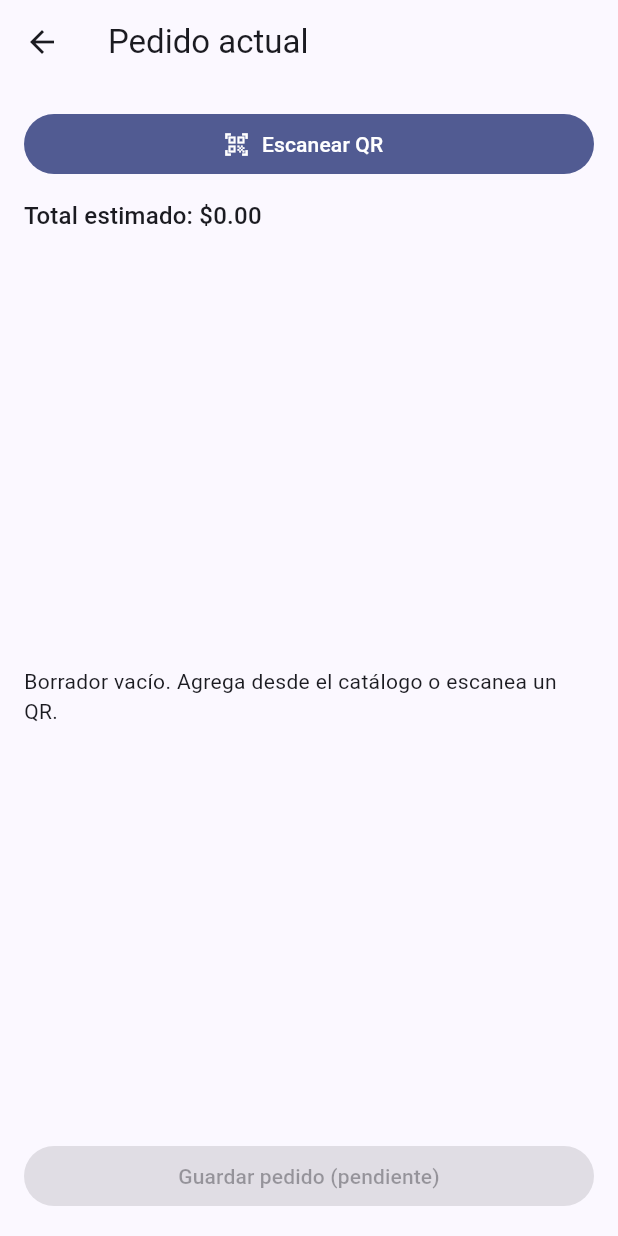
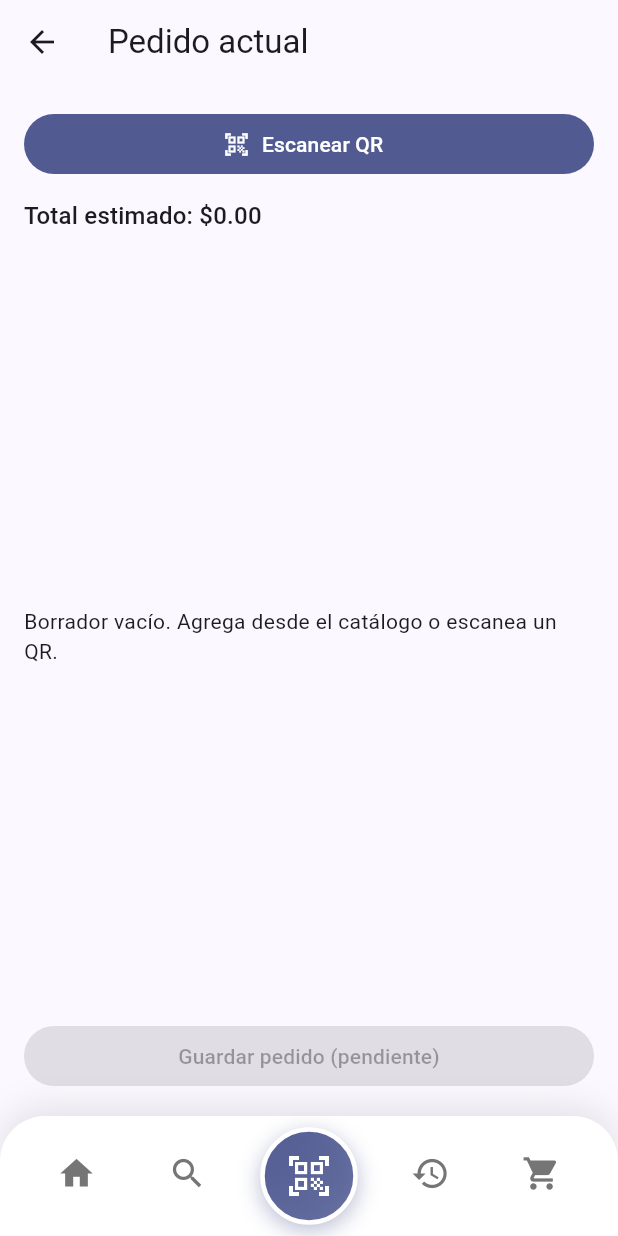
Before and after one commit to MidoriAC/develsystems-qr-orders, a Flutter app: the OrderScreen screen opened by its route, on a phone screen of 412 x 824 dp. Run offline on Flutter 3.47's test engine with Material 3 defaults, Android fonts, the phone set to English and light mode, and no system bars; our stand-ins replace dio, flutter_dotenv, flutter_riverpod, go_router, sqflite; accounts and stored records are empty; network calls fail.

Commit message:
feat: Cambio en manejo de rutas, renombre de app

```diff
--- a/lib/config/router.dart
+++ b/lib/config/router.dart
@@ -1,14 +1,26 @@
+import 'package:develsystems_qr_orders/features/shared/presentation/main_layout.dart';
+import 'package:flutter/material.dart';
 import 'package:go_router/go_router.dart';
 
 import '../features/catalog/presentation/screens/catalog_screen.dart';
 import '../features/orders/presentation/screens/history_screen.dart';
 import '../features/orders/presentation/screens/order_screen.dart';
 
+final _shellNavigatorKey = GlobalKey<NavigatorState>();
+
 final appRouter = GoRouter(
   initialLocation: '/',
   routes: [
-    GoRoute(path: '/', builder: (_, __) => const CatalogScreen()),
-    GoRoute(path: '/order', builder: (_, __) => const OrderScreen()),
-    GoRoute(path: '/history', builder: (_, __) => const HistoryScreen()),
+    ShellRoute(
+      navigatorKey: _shellNavigatorKey,
+      builder: (context, state, child) {
+        return MainLayout(child: child);
+      },
+      routes: [
+        GoRoute(path: '/', builder: (_, __) => const CatalogScreen()),
+        GoRoute(path: '/order', builder: (_, __) => const OrderScreen()),
+        GoRoute(path: '/history', builder: (_, __) => const HistoryScreen()),
+      ],
+    ),
   ],
 );
--- /dev/null
+++ b/lib/features/shared/presentation/main_layout.dart
@@ -0,0 +1,22 @@
+import 'package:develsystems_qr_orders/features/shared/widgets/bottom_navigation_menu.dart';
+import 'package:flutter/material.dart';
+import 'package:flutter_riverpod/flutter_riverpod.dart';
+
+class MainLayout extends ConsumerWidget {
+  final Widget child;
+
+  const MainLayout({
+    super.key,
+    required this.child,
+  });
+
+  @override
+  Widget build(BuildContext context, WidgetRef ref) {
+    return SafeArea(
+      child: Scaffold(
+        body: child,
+        bottomNavigationBar: const BottomNavigationMenu(),
+      ),
+    );
+  }
+}
--- /dev/null
+++ b/lib/features/shared/widgets/bottom_navigation_menu.dart
@@ -0,0 +1,179 @@
+import 'package:develsystems_qr_orders/features/catalog/presentation/providers/catalog_providers.dart';
+import 'package:develsystems_qr_orders/features/orders/presentation/providers/draft_providers.dart';
+import 'package:develsystems_qr_orders/features/scan/presentation/scan_providers.dart';
+import 'package:flutter/material.dart';
+import 'package:flutter_riverpod/flutter_riverpod.dart';
+import 'package:go_router/go_router.dart';
+import 'package:qr_bridge/qr_bridge.dart';
+
+class BottomNavigationMenu extends ConsumerStatefulWidget {
+  const BottomNavigationMenu({super.key});
+
+  @override
+  ConsumerState<BottomNavigationMenu> createState() =>
+      _BottomNavigationMenuState();
+}
+
+class _BottomNavigationMenuState extends ConsumerState<BottomNavigationMenu> {
+  Future<void> _scan() async {
+    try {
+      final id = await ref.read(qrBridgeProvider).scanProduct();
+      final product = await ref.read(catalogRepositoryProvider).findById(id);
+      if (!mounted) return;
+      if (product == null) {
+        ScaffoldMessenger.of(context).showSnackBar(
+          SnackBar(
+              content: Text(
+                  'Producto $id no encontrado o no disponible sin conexión')),
+        );
+        return;
+      }
+      ref.read(draftProvider.notifier).addProduct(product);
+    } on QrScanException catch (e) {
+      if (!mounted || e.code == QrScanCodes.cancelled) return;
+      final msg = switch (e.code) {
+        QrScanCodes.permissionDenied =>
+          'Permiso de cámara denegado. Concédelo para escanear.',
+        QrScanCodes.cameraUnavailable =>
+          'Cámara no disponible en este momento.',
+        QrScanCodes.invalidQr =>
+          'QR inválido. Usa el formato product:{id} (ej. product:1).',
+        QrScanCodes.scanInProgress => 'Ya hay una lectura en curso.',
+        _ => 'Error de lectura: ${e.message}',
+      };
+      ScaffoldMessenger.of(context).showSnackBar(SnackBar(content: Text(msg)));
+    }
+  }
+
+  @override
+  Widget build(BuildContext context) {
+    final location = GoRouterState.of(context).matchedLocation;
+    final currentIndex = _calculateSelectedIndex(location);
+
+    return Container(
+      height: 80,
+      decoration: BoxDecoration(
+        color: Colors.white,
+        borderRadius: const BorderRadius.only(
+          topLeft: Radius.circular(30),
+          topRight: Radius.circular(30),
+        ),
+        boxShadow: [
+          BoxShadow(
+            color: Colors.black.withOpacity(0.1),
+            blurRadius: 20,
+            offset: const Offset(0, -5),
+          ),
+        ],
+      ),
+      child: Stack(
+        children: [
+          Padding(
+            padding: const EdgeInsets.only(top: 15),
+            child: Row(
+              mainAxisAlignment: MainAxisAlignment.spaceEvenly,
+              crossAxisAlignment: CrossAxisAlignment.center,
+              children: [
+                _buildNavItem(
+                  context,
+                  icon: Icons.home,
+                  isSelected: currentIndex == 0,
+                  onTap: () => context.go('/'),
+                ),
+                _buildNavItem(
+                  context,
+                  icon: Icons.search,
+                  isSelected: currentIndex == 1,
+                  onTap: () => context.go('/'),
+                ),
+                const SizedBox(width: 60),
+                _buildNavItem(
+                  context,
+                  icon: Icons.history,
+                  isSelected: currentIndex == 2,
+                  onTap: () => context.go('/history'),
+                ),
+                _buildNavItem(
+                  context,
+                  icon: Icons.shopping_cart,
+                  isSelected: currentIndex == 3,
+                  onTap: () => context.go('/'),
+                ),
+              ],
+            ),
+          ),
+          Center(
+            child: GestureDetector(
+              onTap: () => _scan(),
+              child: Container(
+                width: 65,
+                height: 65,
+                decoration: BoxDecoration(
+                  gradient: LinearGradient(
+                    colors: [
+                      Theme.of(context).colorScheme.primary,
+                      Theme.of(context).colorScheme.primary.withOpacity(0.8),
+                    ],
+                    begin: Alignment.topLeft,
+                    end: Alignment.bottomRight,
+                  ),
+                  shape: BoxShape.circle,
+                  boxShadow: [
+                    BoxShadow(
+                      color: Theme.of(context)
+                          .colorScheme
+                          .primary
+                          .withOpacity(0.4),
+                      blurRadius: 12,
+                      offset: const Offset(0, 4),
+                    ),
+                  ],
+                  border: Border.all(
+                    color: Colors.white,
+                    width: 3,
+                  ),
+                ),
+                child: const Icon(
+                  Icons.qr_code_scanner,
+                  color: Colors.white,
+                  size: 32,
+                ),
+              ),
+            ),
+          ),
+        ],
+      ),
+    );
+  }
+
+  Widget _buildNavItem(
+    BuildContext context, {
+    required IconData icon,
+    required bool isSelected,
+    required VoidCallback onTap,
+  }) {
+    return GestureDetector(
+      onTap: onTap,
+      child: AnimatedContainer(
+        duration: const Duration(milliseconds: 200),
+        padding: const EdgeInsets.all(10),
+        decoration: BoxDecoration(
+          color: isSelected
+              ? Theme.of(context).colorScheme.primary
+              : Colors.transparent,
+          borderRadius: BorderRadius.circular(12),
+        ),
+        child: Icon(
+          icon,
+          size: 26,
+          color: isSelected ? Colors.white : Colors.grey.shade600,
+        ),
+      ),
+    );
+  }
+
+  int _calculateSelectedIndex(String location) {
+    if (location.startsWith('/home')) return 0;
+    return -1;
+  }
+}
--- a/pubspec.yaml
+++ b/pubspec.yaml
@@ -27,6 +27,7 @@ dev_dependencies:
   flutter_lints: ^5.0.0
   mocktail: ^1.0.3
   sqflite_common_ffi: ^2.3.3
+  rename_app: ^1.6.1
 
 flutter:
   uses-material-design: true
```
Also changed, not shown: assets/logos/color_logo.png (added), assets/logos/white_logo.png (added), pubspec.lock, 5 other files.
